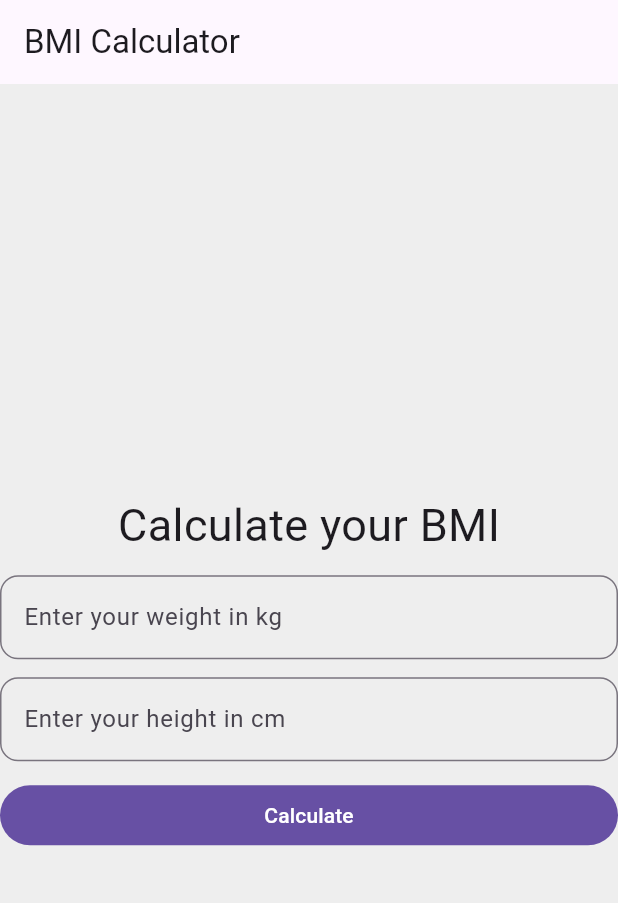
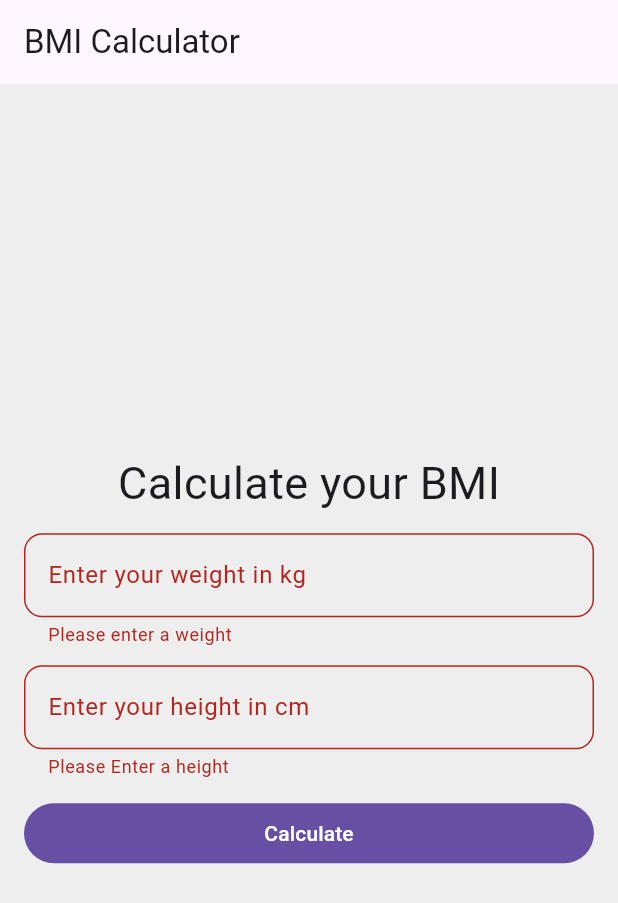
Before and after one commit to SamikshaBhandari/flutter, a Flutter app: the HomePage screen opened directly, after a tap on "Calculate", on a phone screen of 412 x 824 dp. Shown: the top 903 px of the screen. Run offline on Flutter 3.47's test engine with Material 3 defaults, Android fonts, the phone set to English and light mode, and no system bars; network calls fail.

Commit message:
feat: enhance BMI calculator with input validation and improved UI elements

```diff
--- a/lib/bmicalculator.dart
+++ b/lib/bmicalculator.dart
@@ -1,18 +1,19 @@
 import 'package:flutter/material.dart';
+import 'package:flutter/services.dart';
 
 void main() {
-  runApp(MyApp());
+  runApp(const MyApp());
 }
 
 class MyApp extends StatelessWidget {
-  const new({super.key});
+  const MyApp({super.key});
 
   @override
   Widget build(BuildContext context) {
     return MaterialApp(
       title: "BMI Calculator",
       debugShowCheckedModeBanner: false,
-      home: HomePage(),
+      home: const HomePage(),
       theme: ThemeData(
         colorScheme: ColorScheme.fromSeed(seedColor: Colors.blue),
       ),
@@ -21,34 +22,46 @@ class MyApp extends StatelessWidget {
 }
 
 class HomePage extends StatefulWidget {
-  const new({super.key});
+  const HomePage({super.key});
 
   @override
   State<HomePage> createState() => _HomePageState();
 }
 
 class _HomePageState extends State<HomePage> {
+  final _formKey = GlobalKey<FormState>();
+
   final TextEditingController _weightInKgController = TextEditingController();
   final TextEditingController _heightInKgController = TextEditingController();
   double? _bmi;
+
+  final RegExp _numberRegex = RegExp(r'^\d+(\.\d+)?$');
+
   @override
   Widget build(BuildContext context) {
     return Scaffold(
-      appBar: AppBar(title: Text("BMI Calculator")),
+      appBar: AppBar(title: const Text("BMI Calculator")),
       body: Container(
-        padding: EdgeInsets.only(top: 16),
+        padding: const EdgeInsets.symmetric(horizontal: 16, vertical: 16),
         color: Colors.grey.shade200,
         width: double.maxFinite,
+        child: Form(
+          key: _formKey,
           child: Column(
             crossAxisAlignment: CrossAxisAlignment.center,
             mainAxisAlignment: MainAxisAlignment.center,
             spacing: 12,
             children: [
-            Text("Calculate your BMI", style: TextStyle(fontSize: 30)),
+              const Text("Calculate your BMI", style: TextStyle(fontSize: 30)),
 
-            TextField(
+              TextFormField(
                 controller: _weightInKgController,
-              keyboardType: TextInputType.number,
+                keyboardType: const TextInputType.numberWithOptions(
+                  decimal: true,
+                ),
+                inputFormatters: [
+                  FilteringTextInputFormatter.allow(RegExp(r'^\d*\.?\d*')),
+                ],
                 decoration: InputDecoration(
                   hintText: "Weight(kg)",
                   labelText: "Enter your weight in kg",
@@ -56,66 +69,78 @@ class _HomePageState extends State<HomePage> {
                     borderRadius: BorderRadius.circular(12),
                   ),
                 ),
+                validator: (value) {
+                  if (value == null || value.isEmpty) {
+                    return "Please enter a weight";
+                  }
+                  if (!_numberRegex.hasMatch(value)) {
+                    return "wrong weight";
+                  }
+                  return null;
+                },
               ),
 
-            TextField(
+              TextFormField(
                 controller: _heightInKgController,
-              keyboardType: TextInputType.number,
+                keyboardType: const TextInputType.numberWithOptions(
+                  decimal: true,
+                ),
+                inputFormatters: [
+                  FilteringTextInputFormatter.allow(RegExp(r'^\d*\.?\d*')),
+                ],
                 decoration: InputDecoration(
-                hintText: "Height(m)",
+                  hintText: "Height(cm)",
                   labelText: "Enter your height in cm",
                   border: OutlineInputBorder(
                     borderRadius: BorderRadius.circular(12),
                   ),
                 ),
+                validator: (value) {
+                  if (value == null || value.isEmpty) {
+                    return "Please Enter a height";
+                  }
+                  if (!_numberRegex.hasMatch(value)) {
+                    return "wrong height";
+                  }
+                  return null;
+                },
               ),
 
               SizedBox(
                 width: double.maxFinite,
                 child: FilledButton(
                   onPressed: () {
-                  double? weightInKg = double.tryParse(
-                    _weightInKgController.text,
+                    if (_formKey.currentState!.validate()) {
+                      double weightInKg = double.parse(
+                        _weightInKgController.text.trim(),
                       );
-                  double? heightInCM = double.tryParse(
-                    _heightInKgController.text,
+                      double heightInCM = double.parse(
+                        _heightInKgController.text.trim(),
                       );
 
-                  if (weightInKg != null &&
-                      heightInCM != null &&
-                      heightInCM > 0) {
+                      if (heightInCM > 0) {
                         double heightInMeter = heightInCM / 100;
                         _bmi = weightInKg / (heightInMeter * heightInMeter);
                       }
-
                       setState(() {});
+                    }
                   },
-                child: Text("Calculate"),
+                  child: const Text("Calculate"),
                 ),
               ),
 
-            // ElevatedButton(onPressed: () {}, child: Text("Calculate")),
-            //OutlinedButton(onPressed: () {}, child: Text("Calculate")),
-            //IconButton(onPressed: () {}, icon: Icon(Icons.calculate),),
               if (_bmi != null)
                 Text(
-                'Your BMI is: ${_bmi!.ceil()}',
-                style: TextStyle(fontSize: 20),
+                  'Your BMI is: ${_bmi!.toStringAsFixed(1)}',
+                  style: const TextStyle(
+                    fontSize: 20,
+                    fontWeight: FontWeight.bold,
+                  ),
                 ),
             ],
           ),
         ),
+      ),
     );
   }
-
-  String getBMICategory(double bmi) {
-    if (bmi <= 18.5) {
-      return "underweight";
-    } else if (bmi > 18.5 && bmi <= 24.5) {
-      return "Normal";
-    } else if (bmi > 24.5 && bmi <= 29.5) {
-      return "OverWeight";
 }
-    return "Obese";
-  }
-}
```
Lines whose indentation alone changed are shown as unchanged.
